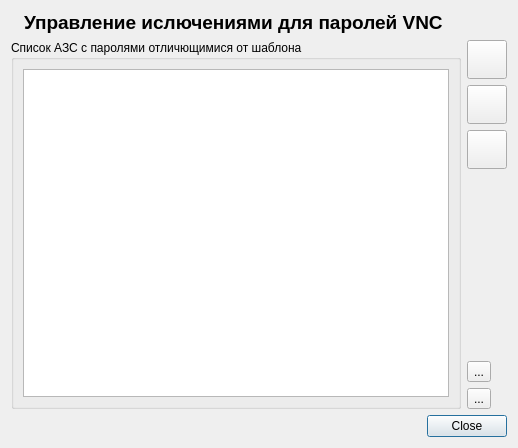
rust3128/Gandalf, file AppParameters/passmanagerdialog.ui: the form before one commit.
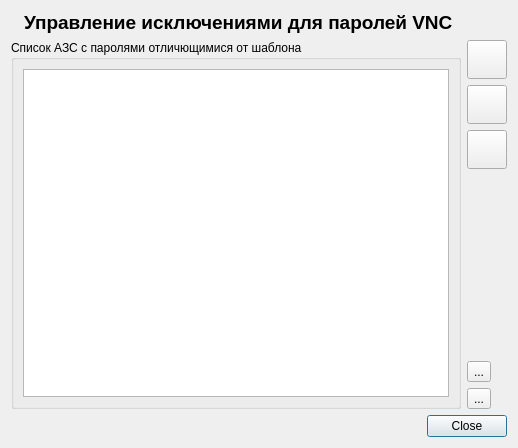
The form after the commit. Icons and pictures are not drawn.

Diff of the .ui file:
```diff
--- a/AppParameters/passmanagerdialog.ui
+++ b/AppParameters/passmanagerdialog.ui
@@ -35,7 +35,7 @@
         </font>
        </property>
        <property name="text">
-        <string>Управление ислючениями для паролей VNC</string>
+        <string>Управление исключениями для паролей VNC</string>
        </property>
       </widget>
      </item>
```
